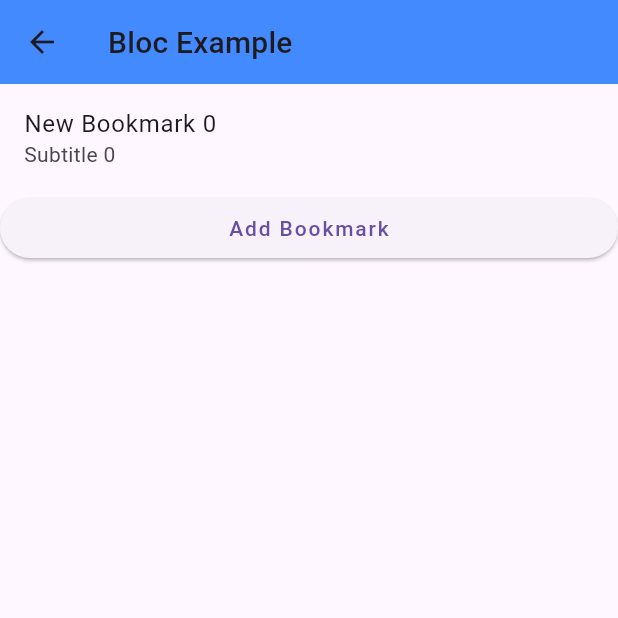
After one commit to JumBoJay06/FlutterExample, a Flutter app: the BookmarkBlocPage screen opened by its route, after a tap on "Add Bookmark", on a phone screen of 412 x 824 dp, the top half of it. The commit adds this screen. Run offline on Flutter 3.47's test engine with Material 3 defaults, Android fonts, the phone set to English and light mode, and no system bars; our stand-ins replace bloc, flutter_bloc, flutter_riverpod, freezed_annotation, go_router, riverpod_annotation; generated files the repository leaves out were written again.

Commit message:
feat: Add Bloc and Cubit examples for state management
This commit introduces examples of state management using Bloc and Cubit patterns.

- Add `flutter_bloc` dependency.
- Create `BookmarkBloc` and `BookmarkCubit` for managing bookmark states.
- Implement corresponding `BookmarkBlocPage` and `BookmarkCubitPage` to demonstrate their usage.
- Define `BookmarkEvent` and `BookmarkState` for Bloc, and `BookmarkState` for Cubit using `freezed`.
- Add new routes `/bloc` and `/cubit` to the router configuration.
- Update the Home page with links to the new Bloc and Cubit example pages.
- Add internationalization strings for Bloc and Cubit example titles.
- Update README to include Bloc/Cubit in the list of examples.
- Regenerate localization files and Riverpod provider due to changes.

```diff
--- a/lib/config/router_config.dart
+++ b/lib/config/router_config.dart
@@ -1,6 +1,8 @@
 import 'package:flutter_riverpod/flutter_riverpod.dart';
 import 'package:go_router/go_router.dart';
 import 'package:my_sample/config/app_config.dart';
+import 'package:my_sample/feature/bloc/bookmark_bloc_page.dart';
+import 'package:my_sample/feature/cubit/bookmark_cubit_page.dart';
 import 'package:my_sample/feature/home.dart';
 import 'package:my_sample/feature/inherited_widget/inherited_widget.dart';
 import 'package:my_sample/feature/provider/bookmark_page.dart';
@@ -44,6 +46,18 @@ final router = GoRouter(
             return ProviderScope(child: const BookmarkRiverpodPage());
           },
         ),
+        GoRoute(
+          path: 'bloc',
+          builder: (context, state) {
+            return const BookmarkBlocPage();
+          },
+        ),
+        GoRoute(
+          path: 'cubit',
+          builder: (context, state) {
+            return const BookmarkCubitPage();
+          },
+        ),
       ],
     ),
   ],
--- /dev/null
+++ b/lib/feature/bloc/bookmark_bloc.dart
@@ -0,0 +1,55 @@
+import 'package:bloc/bloc.dart';
+import 'package:freezed_annotation/freezed_annotation.dart';
+import 'package:my_sample/feature/provider/model/bookmark.dart';
+import 'package:my_sample/feature/riverpod/model/boomarks.dart';
+
+part 'bookmark_event.dart';
+
+part 'bookmark_state.dart';
+
+part 'bookmark_bloc.freezed.dart';
+
+class BookmarkBloc extends Bloc<BookmarkEvent, BookmarkState> {
+  BookmarkBloc() : super(const BookmarkState.initial()) {
+    // 註冊事件處理器，使用 freezed 產生的具體事件類型
+    on<_Init>(_onInit); // _Init 是 BookmarkEvent.init() 的 freezed 產生類別
+    on<AddBookmark>(
+      _onAddBookmark,
+    ); // _AddBookmark 是 BookmarkEvent.addBookmark() 的 freezed 產生類別
+
+    // Bloc 建立時即發送 init 事件以載入初始書籤
+    add(const BookmarkEvent.init());
+  }
+
+  Future<void> _onInit(
+    _Init event, // 接收 freezed 產生的 _Init 事件
+    Emitter<BookmarkState> emit,
+  ) async {
+    emit(const BookmarkState.loading());
+    try {
+      // 模擬延遲
+      await Future.delayed(const Duration(seconds: 1));
+      emit(BookmarkState.loaded(Boomarks(list: List.empty(growable: true))));
+    } catch (e) {
+      emit(BookmarkState.error("無法載入書籤: ${e.toString()}"));
+    }
+  }
+
+  void _onAddBookmark(
+    AddBookmark event, // 接收 freezed 產生的 _AddBookmark 事件
+    Emitter<BookmarkState> emit,
+  ) {
+    final currentState = state;
+    // 確保目前狀態是 _LoadedState
+    if (currentState is Loaded) {
+      final newList = List<Bookmark>.from(currentState.bookmarks.list)
+        // 從 event.bookmark 獲取要新增的書籤
+        ..add(event.bookmark);
+      emit(BookmarkState.loaded(Boomarks(list: newList)));
+    } else {
+      // 如果書籤還沒載入或發生錯誤，可以選擇忽略、記錄錯誤或發出錯誤狀態
+      print("無法新增書籤：書籤尚未載入或先前發生錯誤。");
+      // 例如: emit(BookmarkState.error("無法新增書籤，請先載入列表。"));
+    }
+  }
+}
--- /dev/null
+++ b/lib/feature/bloc/bookmark_bloc_page.dart
@@ -0,0 +1,99 @@
+import 'dart:io';
+
+import 'package:flutter/material.dart';
+import 'package:flutter_bloc/flutter_bloc.dart';
+import 'package:my_sample/feature/bloc/bookmark_bloc.dart';
+import 'package:my_sample/feature/provider/model/bookmark.dart';
+import 'package:my_sample/generated/l10n.dart';
+
+class BookmarkBlocPage extends StatelessWidget {
+  const BookmarkBlocPage({super.key});
+
+  @override
+  Widget build(BuildContext context) {
+    return BlocProvider<BookmarkBloc>(
+      create: (context) => BookmarkBloc(),
+      child: Scaffold(
+        appBar: AppBar(
+          backgroundColor: Colors.blueAccent,
+          centerTitle: Platform.isIOS,
+          title: Text(MyLocalizations.of(context).example_bloc_title),
+        ),
+        body: CustomScrollView(
+          slivers: [
+            const BookmarkListBlocWidget(),
+            SliverToBoxAdapter(child: const BookmarkAddBlocWidget()),
+          ],
+        ),
+      ),
+    );
+  }
+}
+
+class BookmarkListBlocWidget extends StatelessWidget {
+  const BookmarkListBlocWidget({super.key});
+
+  @override
+  Widget build(BuildContext context) {
+    // 使用 BlocBuilder 來監聽 BookmarkBloc 的狀態變化並重建 UI
+    return BlocBuilder<BookmarkBloc, BookmarkState>(
+      builder: (context, state) {
+        // 與 Cubit 版本類似，使用 state.when 處理不同狀態
+        return state.when(
+          initial: () => const SliverToBoxAdapter(
+              child: Center(child: Text("正在初始化..."))),
+          loading: () => const SliverToBoxAdapter(
+              child: Center(child: CircularProgressIndicator())),
+          loaded: (bookmarks) {
+            if (bookmarks.list.isEmpty) {
+              return SliverToBoxAdapter(
+                child: SizedBox.shrink(),
+              );
+            }
+            return SliverList.separated(
+              itemCount: bookmarks.list.length,
+              itemBuilder: (context, index) {
+                final bookmark = bookmarks.list[index];
+                return ListTile(
+                  title: Text(bookmark.title),
+                  subtitle: Text(bookmark.subtitle),
+                );
+              },
+              separatorBuilder: (context, index) {
+                return const Divider();
+              },
+            );
+          },
+          error: (message) => SliverToBoxAdapter(
+              child: Center(child: Text('錯誤: $message'))),
+        );
+      },
+    );
+  }
+}
+
+class BookmarkAddBlocWidget extends StatelessWidget {
+  const BookmarkAddBlocWidget({super.key});
+
+  @override
+  Widget build(BuildContext context) {
+    var state = context.watch<BookmarkBloc>().state;
+    final bool canAdd = state is Loaded;
+    final int currentLength = canAdd ? state.bookmarks.list.length : 0;
+
+    return ElevatedButton(
+      onPressed: canAdd
+          ? () {
+        final index = currentLength;
+        final newBookmark = Bookmark(
+          title: 'New Bookmark $index',
+          subtitle: 'Subtitle $index',
+        );
+        // 向 Bloc 發送 AddBookmarkEvent 事件
+        context.read<BookmarkBloc>().add(AddBookmark(newBookmark));
+      }
+          : null,
+      child: Text(MyLocalizations.of(context).example_provider_add),
+    );
+  }
+}
--- /dev/null
+++ b/lib/feature/bloc/bookmark_event.dart
@@ -0,0 +1,7 @@
+part of 'bookmark_bloc.dart';
+
+@freezed
+class BookmarkEvent with _$BookmarkEvent {
+  const factory BookmarkEvent.init() = _Init;
+  const factory BookmarkEvent.addBookmark(Bookmark bookmark) = AddBookmark;
+}
--- /dev/null
+++ b/lib/feature/bloc/bookmark_state.dart
@@ -0,0 +1,9 @@
+part of 'bookmark_bloc.dart';
+
+@freezed
+class BookmarkState with _$BookmarkState {
+  const factory BookmarkState.initial() = Initial;
+  const factory BookmarkState.loading() = Loading;
+  const factory BookmarkState.loaded(Boomarks bookmarks) = Loaded;
+  const factory BookmarkState.error(String message) = Error;
+}
--- /dev/null
+++ b/lib/feature/cubit/bookmark_cubit.dart
@@ -0,0 +1,47 @@
+import 'package:bloc/bloc.dart';
+import 'package:freezed_annotation/freezed_annotation.dart';
+import 'package:my_sample/feature/provider/model/bookmark.dart';
+import 'package:my_sample/feature/riverpod/model/boomarks.dart';
+
+part 'bookmark_state.dart';
+part 'bookmark_cubit.freezed.dart';
+
+class BookmarkCubit extends Cubit<BookmarkState> {
+  BookmarkCubit() : super(const BookmarkState.initial()) {
+    // 對應於 Bloc 中的 BookmarkEvent.init()
+    // Cubit 建立時即載入初始書籤
+    _loadInitialBookmarks();
+  }
+
+  // 這個私有方法處理初始載入，類似 Bloc 中處理 InitEvent 的邏輯
+  Future<void> _loadInitialBookmarks() async {
+    emit(const BookmarkState.loading());
+    try {
+      // 模擬 Riverpod provider 或 Bloc 中的延遲
+      await Future.delayed(const Duration(seconds: 1));
+      // 初始為空列表
+      emit(BookmarkState.loaded(Boomarks(list: List.empty(growable: true))));
+    } catch (e) {
+      emit(BookmarkState.error("無法載入書籤: ${e.toString()}"));
+    }
+  }
+
+  // 這個公開方法對應於 Bloc 中的 BookmarkEvent.addBookmark()
+  // UI 層會直接調用此方法
+  void addBookmark(Bookmark bookmarkToAdd) {
+    final currentState = state;
+    // 確保目前狀態是 Loaded 才能添加
+    // 這裡的 Loaded 是 freezed 為 BookmarkState.loaded() 產生的類別
+    if (currentState is Loaded) {
+      // 從目前狀態取得書籤列表，並加入新的書籤
+      final newList = List<Bookmark>.from(currentState.bookmarks.list)
+        ..add(bookmarkToAdd);
+      // 發出新的 loaded 狀態
+      emit(BookmarkState.loaded(Boomarks(list: newList)));
+    } else {
+      // 如果書籤還沒載入或發生錯誤，可以選擇忽略、記錄錯誤或發出錯誤狀態
+      print("無法新增書籤：書籤尚未載入或先前發生錯誤。");
+      // 例如: emit(BookmarkState.error("無法新增書籤，請先載入列表。"));
+    }
+  }
+}
--- /dev/null
+++ b/lib/feature/cubit/bookmark_state.dart
@@ -0,0 +1,9 @@
+part of 'bookmark_cubit.dart';
+
+@freezed
+class BookmarkState with _$BookmarkState {
+  const factory BookmarkState.initial() = Initial;
+  const factory BookmarkState.loading() = Loading;
+  const factory BookmarkState.loaded(Boomarks bookmarks) = Loaded;
+  const factory BookmarkState.error(String message) = Error;
+}
--- a/lib/feature/home.dart
+++ b/lib/feature/home.dart
@@ -68,6 +68,24 @@ class Home extends StatelessWidget {
                 },
               ),
             ),
+            Card(
+              child: ListTile(
+                title: Text(MyLocalizations.of(context).example_bloc_title),
+                onTap: () {
+                  // 使用 GoRouter 進行導航
+                  context.go('/bloc');
+                },
+              ),
+            ),
+            Card(
+              child: ListTile(
+                title: Text(MyLocalizations.of(context).example_cubit_title),
+                onTap: () {
+                  // 使用 GoRouter 進行導航
+                  context.go('/cubit');
+                },
+              ),
+            ),
           ],
         ),
       ),
--- a/lib/l10n/intl_en.arb
+++ b/lib/l10n/intl_en.arb
@@ -11,5 +11,7 @@
   "example_notifier_content": "You have pushed the button this many times:",
   "example_provider_title": "Provider Example",
   "example_provider_add": "Add Bookmark",
-  "example_riverpod_title": "Riverpod Example"
+  "example_riverpod_title": "Riverpod Example",
+  "example_bloc_title": "Bloc Example",
+  "example_cubit_title": "Cubit Example"
 }
--- a/lib/l10n/intl_zh_TW.arb
+++ b/lib/l10n/intl_zh_TW.arb
@@ -11,5 +11,7 @@
   "example_notifier_content": "你按下按鈕的次數：",
   "example_provider_title": "Provider 範例",
   "example_provider_add": "新增書籤",
-  "example_riverpod_title": "Riverpod 範例"
+  "example_riverpod_title": "Riverpod 範例",
+  "example_bloc_title": "Bloc 範例",
+  "example_cubit_title": "Cubit 範例"
 }
--- a/pubspec.yaml
+++ b/pubspec.yaml
@@ -46,6 +46,7 @@ dependencies:
   intl: ^0.19.0
   go_router: ^15.1.2
   provider: ^6.1.5
+  flutter_bloc: ^9.1.1
 
 dev_dependencies:
   flutter_test:
```
Also changed, not shown: lib/feature/cubit/bookmark_cubit_page.dart (added, +102 -0 lines), lib/feature/bloc/bookmark_bloc.freezed.dart (added), lib/feature/cubit/bookmark_cubit.freezed.dart (added), lib/feature/riverpod/provider/bookmark_provider.g.dart, lib/generated/intl/messages_en.dart, lib/generated/intl/messages_zh_TW.dart, lib/generated/l10n.dart, pubspec.lock, 1 other file.
